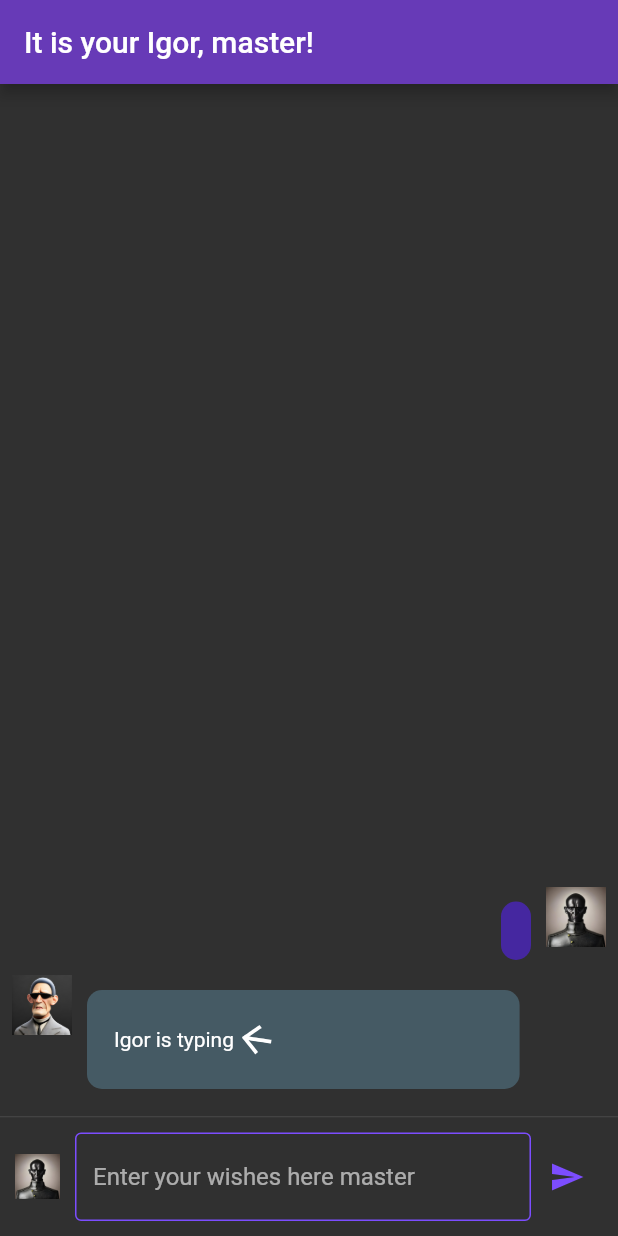
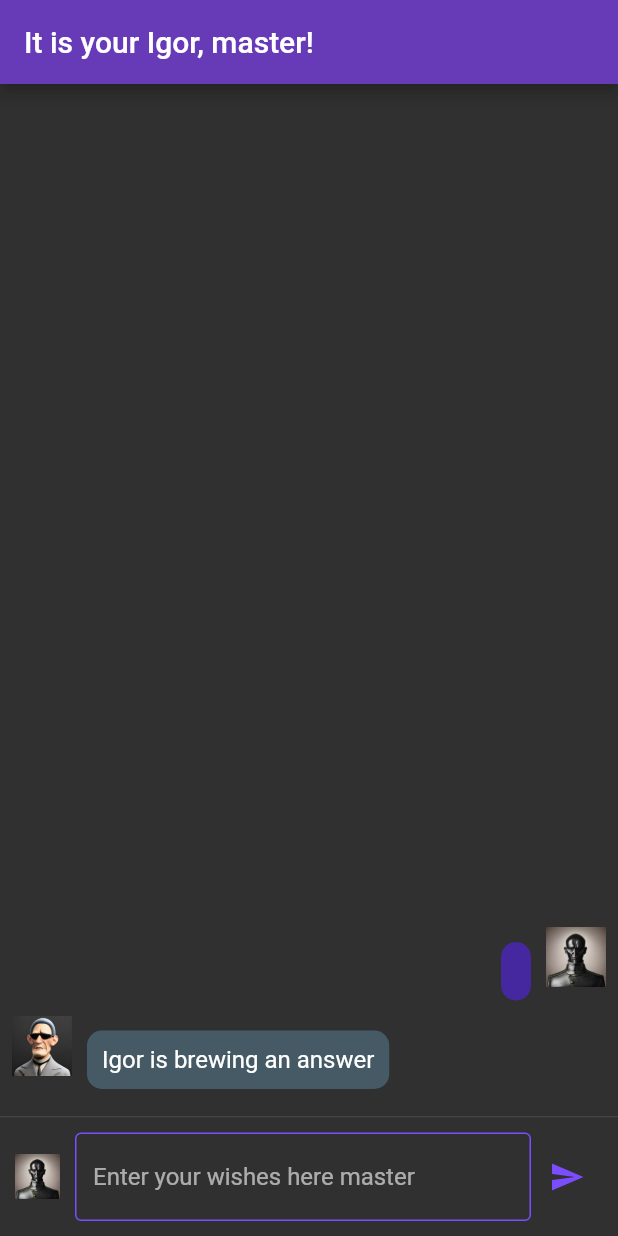
Before and after one commit to themaxut/igor, a Flutter app: the screen it shows after launch, after a tap on the "send" icon, on a phone screen of 412 x 824 dp. Run offline on Flutter 3.47's test engine with Material 2 defaults, Android fonts, the phone set to English and light mode, and no system bars; our stand-ins replace bloc, firebase_core, flutter_bloc; missing offline and left inert: dart_openai; accounts and stored records are empty.

Commit message:
improved typing indicator with animated ellipses

```diff
--- /dev/null
+++ b/lib/components/typing_indicator.dart
@@ -0,0 +1,48 @@
+import 'package:flutter/widgets.dart';
+
+class TypingIndicator extends StatefulWidget {
+  const TypingIndicator({super.key});
+
+  @override
+  TypingIndicatorState createState() => TypingIndicatorState();
+}
+
+class TypingIndicatorState extends State<TypingIndicator>
+    with SingleTickerProviderStateMixin {
+  late AnimationController _controller;
+  late Animation _animation;
+
+  @override
+  void initState() {
+    super.initState();
+
+    _controller = AnimationController(
+      duration: const Duration(milliseconds: 600),
+      vsync: this,
+    );
+
+    _animation = IntTween(begin: 0, end: 3).animate(CurvedAnimation(
+      parent: _controller,
+      curve: Curves.easeInOut,
+    ))
+      ..addListener(() {
+        setState(() {});
+      });
+
+    _controller.repeat(reverse: true);
+  }
+
+  @override
+  Widget build(BuildContext context) {
+    return Text(
+      'Igor is brewing an answer${'.' * _animation.value.toInt()}',
+      style: const TextStyle(fontSize: 16.0),
+    );
+  }
+
+  @override
+  void dispose() {
+    _controller.dispose();
+    super.dispose();
+  }
+}
--- a/lib/views/chat/chat_view.dart
+++ b/lib/views/chat/chat_view.dart
@@ -3,6 +3,7 @@ import 'package:flutter/material.dart';
 import 'package:flutter_bloc/flutter_bloc.dart';
 import 'package:igor/services/chat/bloc/chat_event.dart';
 import 'package:igor/views/chat/greeting_chat_view.dart';
+import '../../components/typing_indicator.dart';
 import '../../models/chat_message.dart';
 
 import '../../services/chat/bloc/chat_bloc.dart';
@@ -208,7 +209,7 @@ class ChatViewState extends State<ChatView>
               color: Colors.blueGrey[700],
               borderRadius: BorderRadius.circular(10),
             ),
-            child: _buildTypingIndicator(),
+            child: const TypingIndicator(),
           ),
         ],
       );
@@ -259,21 +260,4 @@ class ChatViewState extends State<ChatView>
       );
     }
   }
-
-  Widget _buildTypingIndicator() {
-    return Container(
-      padding: const EdgeInsets.all(8.0),
-      child: Row(
-        mainAxisAlignment: MainAxisAlignment.start,
-        children: <Widget>[
-          const Text('Igor is typing'),
-          AnimatedIcon(
-            icon: AnimatedIcons.arrow_menu,
-            progress: _animationController,
-            size: 30.0,
-          ),
-        ],
-      ),
-    );
-  }
 }
```
